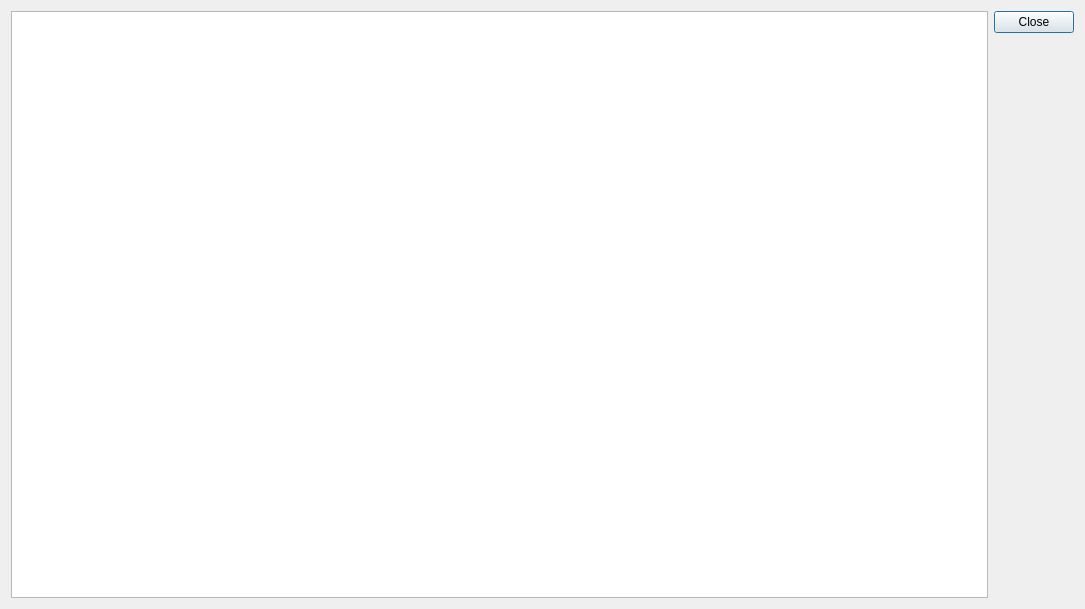
Old version of the form src/modules/help/shortcutsdialog.ui in the repository lbellonda/qxmledit.
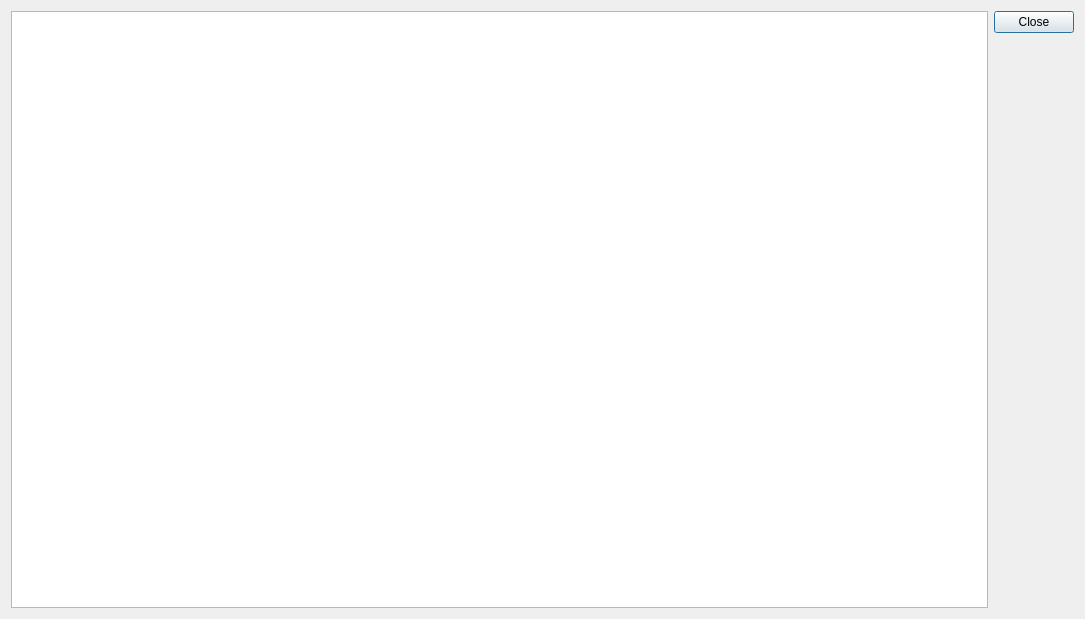
New version of the form. Icons and pictures are not drawn.

Commit message: Updated shortcut dialogs dimensions.

The edit to the form file:
```diff
--- a/src/modules/help/shortcutsdialog.ui
+++ b/src/modules/help/shortcutsdialog.ui
@@ -10,7 +10,7 @@
     <x>0</x>
     <y>0</y>
     <width>1085</width>
-    <height>609</height>
+    <height>619</height>
    </rect>
   </property>
   <property name="windowTitle">
```
Left out of the diff: 1 changed line with no effect on the pictures. The commit also changes 1 other file.
